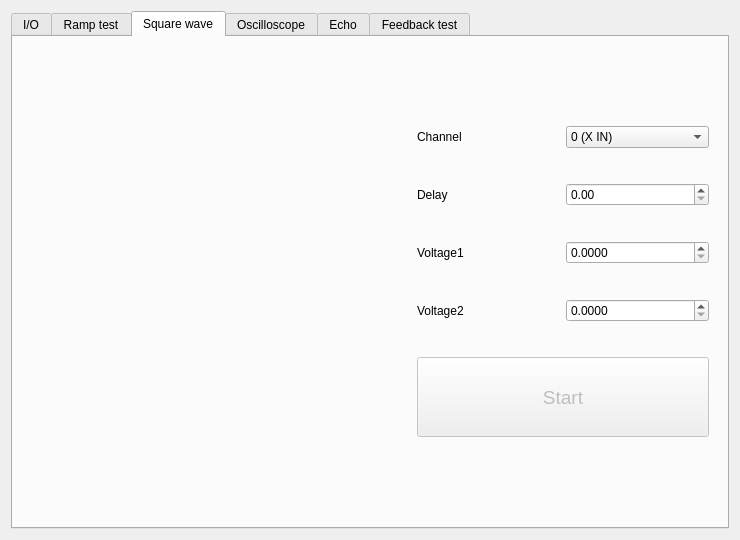
First picture: the form in pyqt5 STM software/ui/Etest.ui, repository freestylexyz/STM-pyqt5-software, before the edit.
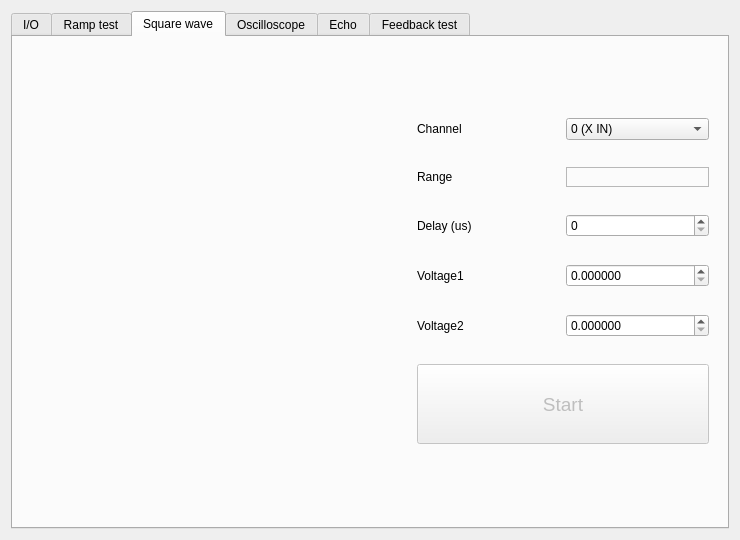
Second picture: the form after the edit. The open tabs and pages were chosen to show the change. Icons and pictures are not drawn. Custom widgets are drawn as their Qt base class.

Patch:
```diff
--- a/pyqt5 STM software/ui/Etest.ui
+++ b/pyqt5 STM software/ui/Etest.ui
@@ -1268,60 +1268,17 @@
           <property name="verticalSpacing">
            <number>10</number>
           </property>
-          <item row="3" column="1">
+          <item row="4" column="1">
            <widget class="QLabel" name="label_9">
             <property name="text">
              <string>Voltage2</string>
             </property>
            </widget>
           </item>
-          <item row="1" column="1">
-           <widget class="QLabel" name="label_7">
+          <item row="0" column="1">
+           <widget class="QLabel" name="label_6">
             <property name="text">
-             <string>Delay</string>
-            </property>
-           </widget>
-          </item>
-          <item row="3" column="2">
-           <widget class="QDoubleSpinBox" name="spinBox_V2_SWave">
-            <property name="enabled">
-             <bool>true</bool>
-            </property>
-            <property name="decimals">
-             <number>4</number>
-            </property>
-            <property name="stepType">
-             <enum>QAbstractSpinBox::AdaptiveDecimalStepType</enum>
-            </property>
-           </widget>
-          </item>
-          <item row="2" column="1">
-           <widget class="QLabel" name="label_8">
-            <property name="text">
-             <string>Voltage1</string>
-            </property>
-           </widget>
-          </item>
-          <item row="1" column="2">
-           <widget class="QDoubleSpinBox" name="spinBox_Delay_SWave">
-            <property name="enabled">
-             <bool>true</bool>
-            </property>
-            <property name="stepType">
-             <enum>QAbstractSpinBox::AdaptiveDecimalStepType</enum>
-            </property>
-           </widget>
-          </item>
-          <item row="2" column="2">
-           <widget class="QDoubleSpinBox" name="spinBox_V1_SWave">
-            <property name="enabled">
-             <bool>true</bool>
-            </property>
-            <property name="decimals">
-             <number>4</number>
-            </property>
-            <property name="stepType">
-             <enum>QAbstractSpinBox::AdaptiveDecimalStepType</enum>
+             <string>Channel</string>
             </property>
            </widget>
           </item>
@@ -1407,14 +1364,7 @@
             </item>
            </widget>
           </item>
-          <item row="0" column="1">
-           <widget class="QLabel" name="label_6">
-            <property name="text">
-             <string>Channel</string>
-            </property>
-           </widget>
-          </item>
-          <item row="4" column="1" colspan="2">
+          <item row="5" column="1" colspan="2">
            <widget class="QPushButton" name="pushButton_Start_SWave">
             <property name="enabled">
              <bool>false</bool>
@@ -1441,6 +1391,85 @@
             </property>
            </widget>
           </item>
+          <item row="2" column="2">
+           <widget class="QSpinBox" name="spinBox_Delay_SWave">
+            <property name="enabled">
+             <bool>true</bool>
+            </property>
+           </widget>
+          </item>
+          <item row="3" column="1">
+           <widget class="QLabel" name="label_8">
+            <property name="text">
+             <string>Voltage1</string>
+            </property>
+           </widget>
+          </item>
+          <item row="2" column="1">
+           <widget class="QLabel" name="label_7">
+            <property name="text">
+             <string>Delay (us)</string>
+            </property>
+           </widget>
+          </item>
+          <item row="3" column="2">
+           <widget class="QDoubleSpinBox" name="spinBox_V1_SWave">
+            <property name="enabled">
+             <bool>true</bool>
+            </property>
+            <property name="decimals">
+             <number>6</number>
+            </property>
+            <property name="stepType">
+             <enum>QAbstractSpinBox::AdaptiveDecimalStepType</enum>
+            </property>
+           </widget>
+          </item>
+          <item row="1" column="1">
+           <widget class="QLabel" name="label_23">
+            <property name="text">
+             <string>Range</string>
+            </property>
+           </widget>
+          </item>
+          <item row="4" column="2">
+           <widget class="QDoubleSpinBox" name="spinBox_V2_SWave">
+            <property name="enabled">
+             <bool>true</bool>
+            </property>
+            <property name="decimals">
+             <number>6</number>
+            </property>
+            <property name="stepType">
+             <enum>QAbstractSpinBox::AdaptiveDecimalStepType</enum>
+            </property>
+           </widget>
+          </item>
+          <item row="1" column="2">
+           <widget class="QLabel" name="label_Range_SWave">
+            <property name="sizePolicy">
+             <sizepolicy hsizetype="Preferred" vsizetype="Fixed">
+              <horstretch>0</horstretch>
+              <verstretch>0</verstretch>
+             </sizepolicy>
+            </property>
+            <property name="minimumSize">
+             <size>
+              <width>0</width>
+              <height>20</height>
+             </size>
+            </property>
+            <property name="frameShape">
+             <enum>QFrame::StyledPanel</enum>
+            </property>
+            <property name="frameShadow">
+             <enum>QFrame::Sunken</enum>
+            </property>
+            <property name="text">
+             <string/>
+            </property>
+           </widget>
+          </item>
          </layout>
         </widget>
        </item>
```
Left out of the diff: 48 changed lines with no effect on the pictures.
